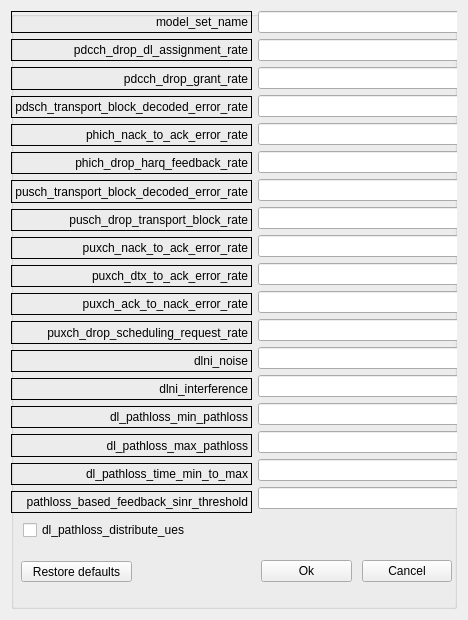
Before: the Qt Designer form LTEsimGeneratorGUI/Ui/DataForms/channelmodelform.ui in moniss23/junit4, drawn with Qt 5.
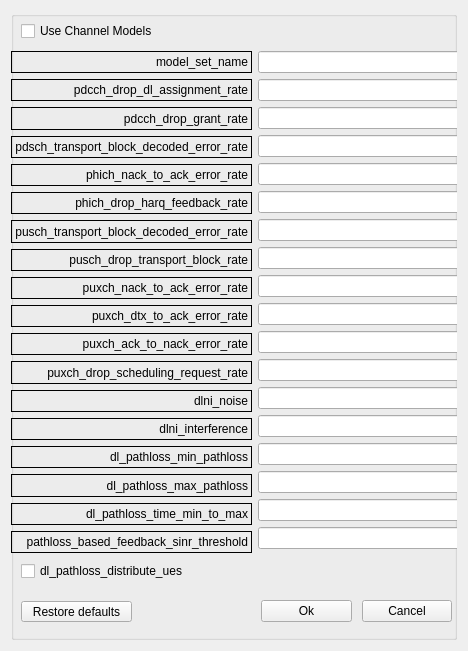
After: the same form once the commit is applied.

Commit message: Added chboxes to ChModels and Ipex

The edit to the form file:
```diff
--- a/LTEsimGeneratorGUI/Ui/DataForms/channelmodelform.ui
+++ b/LTEsimGeneratorGUI/Ui/DataForms/channelmodelform.ui
@@ -7,7 +7,7 @@
     <x>0</x>
     <y>0</y>
     <width>468</width>
-    <height>620</height>
+    <height>651</height>
    </rect>
   </property>
   <property name="windowTitle">
@@ -25,8 +25,8 @@
      <widget class="QCheckBox" name="checkBox_dl_pathloss_distribute_ues">
       <property name="geometry">
        <rect>
-        <x>12</x>
-        <y>509</y>
+        <x>10</x>
+        <y>550</y>
         <width>183</width>
         <height>20</height>
        </rect>
@@ -39,7 +39,7 @@
       <property name="geometry">
        <rect>
         <x>10</x>
-        <y>550</y>
+        <y>590</y>
         <width>111</width>
         <height>21</height>
        </rect>
@@ -52,7 +52,7 @@
       <property name="geometry">
        <rect>
         <x>0</x>
-        <y>0</y>
+        <y>40</y>
         <width>451</width>
         <height>502</height>
        </rect>
@@ -360,7 +360,7 @@
       <property name="geometry">
        <rect>
         <x>250</x>
-        <y>530</y>
+        <y>570</y>
         <width>191</width>
         <height>61</height>
        </rect>
@@ -385,6 +385,19 @@
        </item>
       </layout>
      </widget>
+     <widget class="QCheckBox" name="checkBox">
+      <property name="geometry">
+       <rect>
+        <x>10</x>
+        <y>10</y>
+        <width>271</width>
+        <height>20</height>
+       </rect>
+      </property>
+      <property name="text">
+       <string>Use Channel Models</string>
+      </property>
+     </widget>
     </widget>
    </item>
   </layout>
```
The commit also changes 15 other files.
